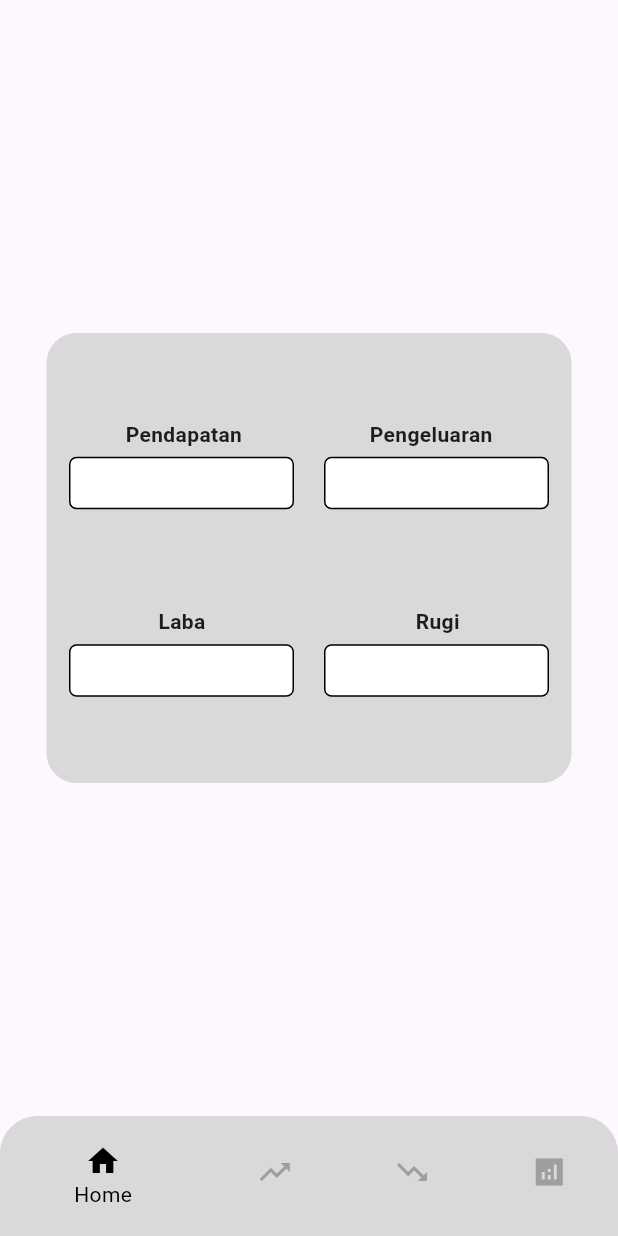
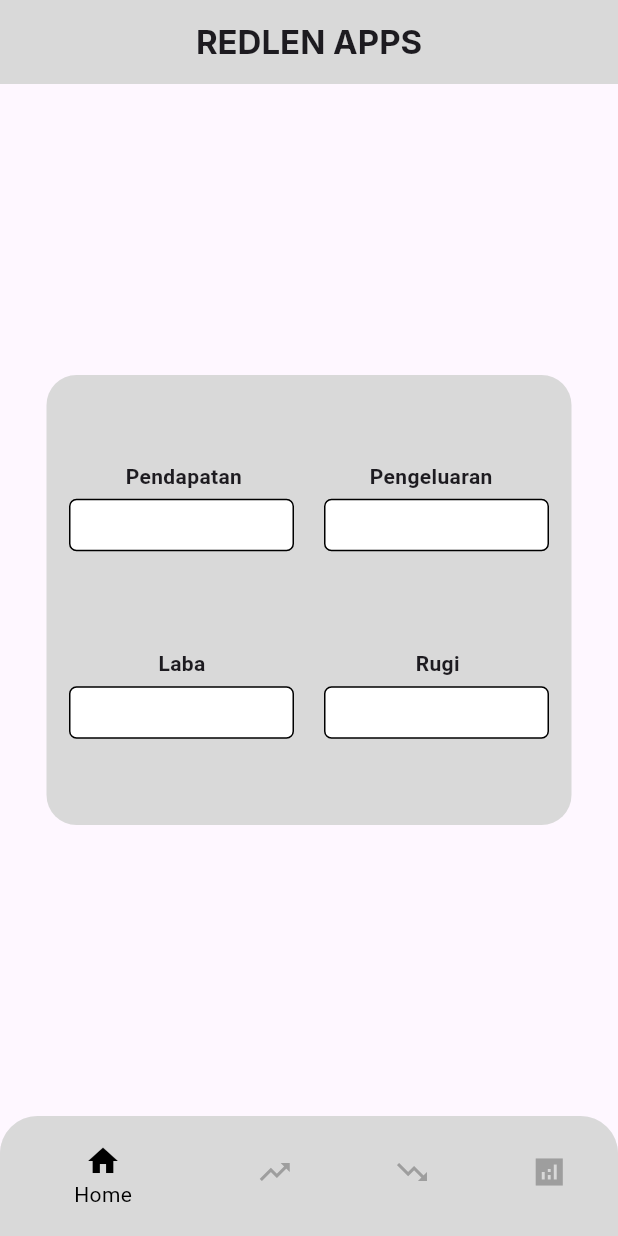
Before and after one commit to prgtyfzh/063_RedlenShoesCleaning, a Flutter app: the DashboardAdmin screen opened directly, on a phone screen of 412 x 824 dp. Run offline on Flutter 3.47's test engine with Material 2 defaults, Android fonts, the phone set to English and light mode, and no system bars; our stand-ins replace cloud_firestore, firebase_auth, firebase_core, google_fonts; accounts and stored records are empty.

Commit message:
membuat tampilan laporan

```diff
--- a/lib/view/admin/dashboardadmin.dart
+++ b/lib/view/admin/dashboardadmin.dart
@@ -3,6 +3,7 @@ import 'package:redlenshoescleaning/view/admin/pengeluaran/createpengeluaran.dar
 import 'package:redlenshoescleaning/view/admin/pengeluaran/pengeluaran.dart';
 import 'package:redlenshoescleaning/view/admin/pengeluaran/updatepengeluaran.dart';
 import 'package:redlenshoescleaning/view/admin/treatment/treatment.dart';
+import 'package:redlenshoescleaning/view/laporanpage.dart';
 
 class DashboardAdmin extends StatefulWidget {
   const DashboardAdmin({Key? key}) : super(key: key);
@@ -66,71 +67,7 @@ class _DashboardAdminState extends State<DashboardAdmin> {
   Widget _buildPage(int index) {
     switch (index) {
       case 0:
-        return Padding(
-          padding: const EdgeInsets.all(20),
-          child: Container(
-            width: 350,
-            height: 300,
-            decoration: BoxDecoration(
-              color: const Color(0xFFD9D9D9),
-              borderRadius: BorderRadius.circular(20),
-            ),
-            child: Center(
-              child: Column(
-                mainAxisAlignment: MainAxisAlignment.center,
-                children: [
-                  const Row(
-                    mainAxisAlignment: MainAxisAlignment.center,
-                    children: [
-                      Text(
-                        'Pendapatan',
-                        style: TextStyle(fontWeight: FontWeight.bold),
-                      ),
-                      SizedBox(width: 85),
-                      Text(
-                        'Pengeluaran',
-                        style: TextStyle(fontWeight: FontWeight.bold),
-                      ),
-                    ],
-                  ),
-                  const SizedBox(height: 5),
-                  Row(
-                    mainAxisAlignment: MainAxisAlignment.center,
-                    children: [
-                      _buildDecorationBox(Colors.white),
-                      const SizedBox(width: 20),
-                      _buildDecorationBox(Colors.white),
-                    ],
-                  ),
-                  const SizedBox(height: 65),
-                  const Row(
-                    mainAxisAlignment: MainAxisAlignment.center,
-                    children: [
-                      Text(
-                        'Laba',
-                        style: TextStyle(fontWeight: FontWeight.bold),
-                      ),
-                      SizedBox(width: 140),
-                      Text(
-                        'Rugi',
-                        style: TextStyle(fontWeight: FontWeight.bold),
-                      ),
-                    ],
-                  ),
-                  const SizedBox(height: 5),
-                  Row(
-                    mainAxisAlignment: MainAxisAlignment.center,
-                    children: [
-                      _buildDecorationBox(Colors.white),
-                      const SizedBox(width: 20),
-                      _buildDecorationBox(Colors.white),
-                    ],
-                  ),
-                ],
-              ),
-            ),
-          ),
-        );
+        return const LaporanPage();
       case 1:
         return Scaffold(
           body: Column(
@@ -192,16 +129,4 @@ class _DashboardAdminState extends State<DashboardAdmin> {
         );
     }
   }
-
-  Widget _buildDecorationBox(Color color) {
-    return Container(
-      width: 150,
-      height: 35,
-      decoration: BoxDecoration(
-        color: color,
-        border: Border.all(),
-        borderRadius: BorderRadius.circular(5),
-      ),
-    );
-  }
 }
--- /dev/null
+++ b/lib/view/laporanpage.dart
@@ -0,0 +1,107 @@
+import 'package:flutter/material.dart';
+import 'package:google_fonts/google_fonts.dart';
+
+class LaporanPage extends StatefulWidget {
+  const LaporanPage({super.key});
+
+  @override
+  State<LaporanPage> createState() => _LaporanPageState();
+}
+
+class _LaporanPageState extends State<LaporanPage> {
+  @override
+  Widget build(BuildContext context) {
+    return Scaffold(
+      appBar: AppBar(
+        automaticallyImplyLeading: false,
+        backgroundColor: const Color(0xFFD9D9D9),
+        centerTitle: true,
+        title: Text(
+          'REDLEN APPS',
+          style: GoogleFonts.inter(
+            fontWeight: FontWeight.bold,
+          ),
+        ),
+      ),
+      body: Center(
+        child: Padding(
+          padding: const EdgeInsets.all(20),
+          child: Container(
+            width: 350,
+            height: 300,
+            decoration: BoxDecoration(
+              color: const Color(0xFFD9D9D9),
+              borderRadius: BorderRadius.circular(20),
+            ),
+            child: Center(
+              child: Column(
+                mainAxisAlignment: MainAxisAlignment.center,
+                children: [
+                  const Row(
+                    mainAxisAlignment: MainAxisAlignment.center,
+                    children: [
+                      Text(
+                        'Pendapatan',
+                        style: TextStyle(fontWeight: FontWeight.bold),
+                      ),
+                      SizedBox(width: 85),
+                      Text(
+                        'Pengeluaran',
+                        style: TextStyle(fontWeight: FontWeight.bold),
+                      ),
+                    ],
+                  ),
+                  const SizedBox(height: 5),
+                  Row(
+                    mainAxisAlignment: MainAxisAlignment.center,
+                    children: [
+                      _buildDecorationBox(Colors.white),
+                      const SizedBox(width: 20),
+                      _buildDecorationBox(Colors.white),
+                    ],
+                  ),
+                  const SizedBox(height: 65),
+                  const Row(
+                    mainAxisAlignment: MainAxisAlignment.center,
+                    children: [
+                      Text(
+                        'Laba',
+                        style: TextStyle(fontWeight: FontWeight.bold),
+                      ),
+                      SizedBox(width: 140),
+                      Text(
+                        'Rugi',
+                        style: TextStyle(fontWeight: FontWeight.bold),
+                      ),
+                    ],
+                  ),
+                  const SizedBox(height: 5),
+                  Row(
+                    mainAxisAlignment: MainAxisAlignment.center,
+                    children: [
+                      _buildDecorationBox(Colors.white),
+                      const SizedBox(width: 20),
+                      _buildDecorationBox(Colors.white),
+                    ],
+                  ),
+                ],
+              ),
+            ),
+          ),
+        ),
+      ),
+    );
+  }
+
+  Widget _buildDecorationBox(Color color) {
+    return Container(
+      width: 150,
+      height: 35,
+      decoration: BoxDecoration(
+        color: color,
+        border: Border.all(),
+        borderRadius: BorderRadius.circular(5),
+      ),
+    );
+  }
+}
```
